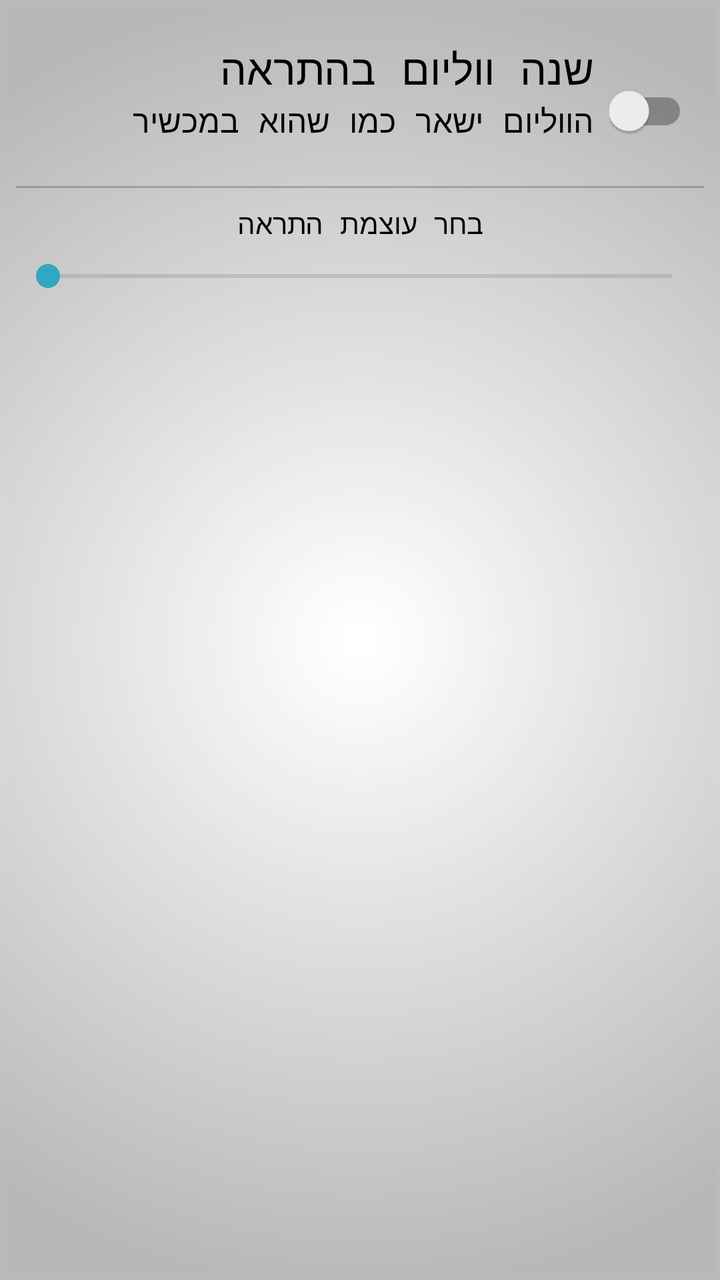
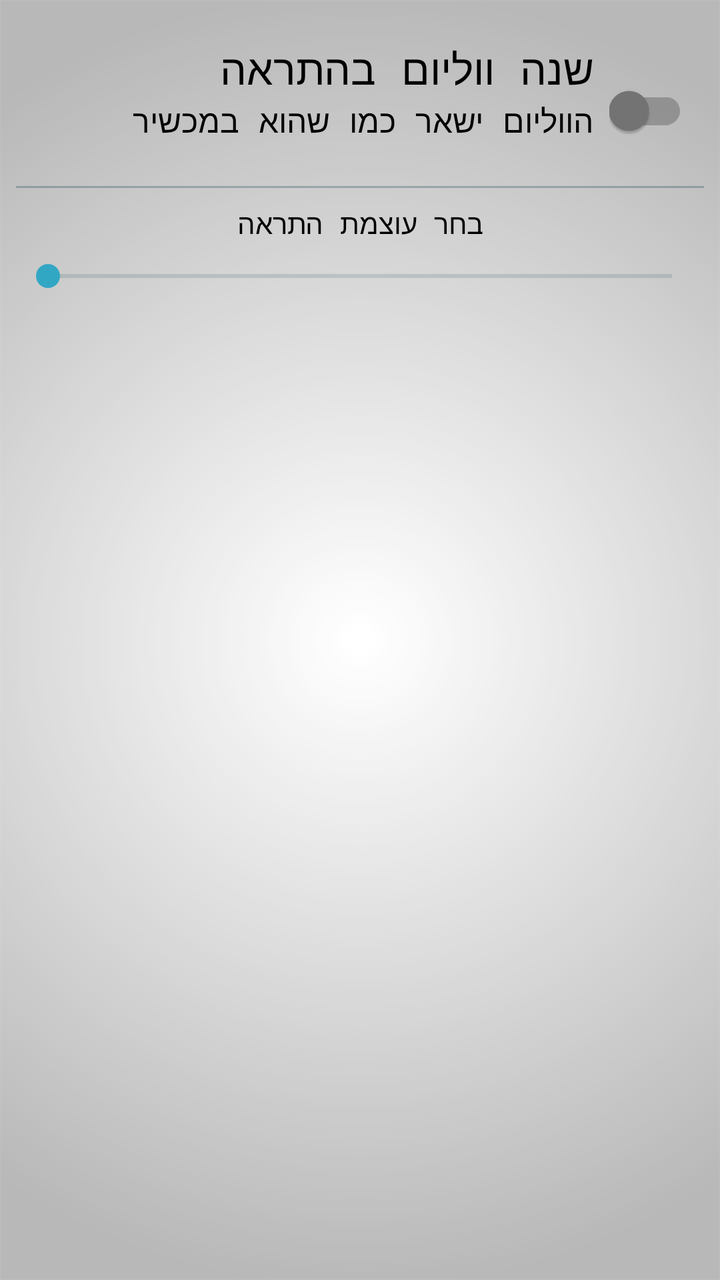

Compare the two renders of this Android layout. The source of the first and the diff that turns it into the second are given below.
<!-- AndroidManifest.xml: application theme AppTheme -->
<!-- res/layout/volume_dialog.xml -->
<?xml version="1.0" encoding="utf-8"?>
<androidx.constraintlayout.widget.ConstraintLayout xmlns:app="http://schemas.android.com/apk/res-auto"
    xmlns:tools="http://schemas.android.com/tools"
    android:layout_width="match_parent"
    android:layout_height="match_parent"
    android:baselineAligned="false"
    android:paddingTop="10dp"
    android:paddingBottom="15dp"
    xmlns:android="http://schemas.android.com/apk/res/android">
    <androidx.constraintlayout.widget.ConstraintLayout
        android:id="@+id/volume_app_pref"
        android:layout_width="match_parent"
        android:layout_height="wrap_content"
        android:layout_marginTop="8dp"
        android:layout_marginStart="8dp"
        android:layout_marginEnd="8dp"
        app:layout_constraintTop_toTopOf="parent"
        app:layout_constraintStart_toStartOf="parent"
        app:layout_constraintEnd_toEndOf="parent">
        <androidx.appcompat.widget.SwitchCompat
            android:id="@+id/volume_app"
            android:layout_width="wrap_content"
            android:layout_height="wrap_content"
            android:layout_marginTop="8dp"
            android:layout_marginEnd="8dp"
            android:layout_marginBottom="8dp"
            android:clickable="false"
            app:layout_constraintBottom_toTopOf="@id/volume_app_divider"
            app:layout_constraintEnd_toEndOf="parent"
            app:layout_constraintTop_toTopOf="parent" />
        <TextView
            android:id="@+id/volume_app_Title"
            android:layout_width="0dp"
            android:layout_height="wrap_content"
            android:layout_marginStart="8dp"
            android:layout_marginTop="2dp"
            android:layout_marginEnd="8dp"
            android:text="@string/pref_title_volume_app"
            android:textSize="21sp"
            app:layout_constraintEnd_toStartOf="@id/volume_app"
            app:layout_constraintStart_toStartOf="parent"
            app:layout_constraintTop_toTopOf="parent" />
        <TextView
            android:id="@+id/volume_app_Desc"
            android:layout_width="0dp"
            android:layout_height="wrap_content"
            android:layout_marginStart="8dp"
            android:layout_marginTop="1dp"
            android:layout_marginEnd="8dp"
            android:minLines="2"
            android:text="@string/pref_description_volume_app_off"
            android:textSize="16sp"
            app:layout_constraintEnd_toStartOf="@+id/volume_app"
            app:layout_constraintStart_toStartOf="parent"
            app:layout_constraintTop_toBottomOf="@+id/volume_app_Title" />
        <View
            android:id="@+id/volume_app_divider"
            android:layout_width="match_parent"
            android:layout_height="1dp"
            android:layout_marginTop="3dp"
            android:background="@color/ColorBlueAlpha"
            app:layout_constraintTop_toBottomOf="@id/volume_app_Desc" />
    </androidx.constraintlayout.widget.ConstraintLayout>
    <TextView
        android:id="@+id/volume_label"
        android:layout_width="wrap_content"
        android:layout_height="wrap_content"
        android:layout_marginStart="8dp"
        android:layout_marginEnd="8dp"
        android:layout_marginTop="8dp"
        app:layout_constraintEnd_toEndOf="parent"
        app:layout_constraintStart_toStartOf="parent"
        app:layout_constraintTop_toBottomOf="@+id/volume_app_pref"
        android:text="@string/pref_title_volume_pick" />
    <SeekBar
        android:id="@+id/VolumeSeekBar"
        style="@style/Widget.AppCompat.SeekBar.Discrete"
        android:layout_width="match_parent"
        android:layout_height="wrap_content"
        android:layout_marginStart="8dp"
        android:layout_marginEnd="8dp"
        android:layout_marginTop="8dp"
        app:layout_constraintEnd_toEndOf="parent"
        app:layout_constraintStart_toStartOf="parent"
        app:layout_constraintTop_toBottomOf="@+id/volume_label" />
</androidx.constraintlayout.widget.ConstraintLayout>
<!-- resources referenced by this layout -->
<resources>
  <color name="ColorBlueAlpha">#4D194853</color>
  <string name="pref_description_volume_app_off">הווליום ישאר כמו שהוא במכשיר</string>
  <string name="pref_title_volume_app">שנה ווליום בהתראה</string>
  <string name="pref_title_volume_pick">בחר עוצמת התראה</string>
  <style name="AppTheme" parent="Theme.AppCompat.Light">
          
          <item name="android:textColor">@color/Black</item>
          <item name="colorPrimary">@color/ColorPrimary</item>
          <item name="colorPrimaryDark">@color/ColorPrimaryDark</item>
          <item name="android:textColorHintInverse">@color/ColorBlue</item>
          <item name="actionBarTheme">@style/ThemeOverlay.AppCompat.Dark.ActionBar</item>
          <item name="buttonStyle">@style/FButton</item>
          <item name="android:buttonStyle">@style/FButton</item>
          <item name="colorAccent">@color/materialGrey300</item>
          
          <item name="android:actionMenuTextColor">@color/Black</item>
          <item name="android:itemBackground">@color/materialGrey300</item>
          <item name="android:textColorSecondary">@color/ColorRedDark</item>
          <item name="android:windowBackground">@drawable/ic_bgg</item>
          <item name="android:typeface">monospace</item>
  
          <item name="android:textColorHint">@color/ColorAqua</item>
          <item name="colorControlNormal">@color/ColorBlue</item>
          <item name="colorControlActivated">@color/ColorAqua</item>
          <item name="colorControlHighlight">@color/ColorAqua</item>
      </style>
  <color name="Black">#000000</color>
  <color name="ColorPrimary">#10133b</color>
  <color name="ColorPrimaryDark">#1a1d4b</color>
  <color name="ColorBlue">#98194853</color>
  <style name="FButton" parent="Theme.AppCompat.Light">
          <item name="colorControlHighlight">@color/ColorBlue</item>
          <item name="android:textColor">@color/ColorAqua</item>
          <item name="android:textSize">20sp</item>
      </style>
  <color name="materialGrey300">#ffe0e0e0</color>
  <color name="ColorRedDark">#6b0000</color>
  <!-- drawable ic_bgg: png bitmap (drawable, 33899 bytes) -->
  <color name="ColorAqua">#32a7c3</color>
</resources>

<!-- the commit's change to res/layout/volume_dialog.xml (unified diff, before → after) -->
@@ -25,6 +25,7 @@
             android:layout_marginEnd="8dp"
             android:layout_marginBottom="8dp"
             android:clickable="false"
+            android:theme="@style/CKS"
             app:layout_constraintBottom_toTopOf="@id/volume_app_divider"
             app:layout_constraintEnd_toEndOf="parent"
             app:layout_constraintTop_toTopOf="parent" />
<!-- resource entries referenced after the edit -->
@@ -4,6 +4,12 @@
   <string name="pref_description_volume_app_off">הווליום ישאר כמו שהוא במכשיר</string>
   <string name="pref_title_volume_app">שנה ווליום בהתראה</string>
   <string name="pref_title_volume_pick">בחר עוצמת התראה</string>
+  <style name="CKS" parent="Theme.AppCompat.Light.NoActionBar">
+          <item name="colorControlActivated">@color/ColorAqua</item>
+          <item name="colorSwitchThumbNormal">@color/materialGrey600</item>
+          
+          <item name="android:colorForeground">@color/materialGrey850</item>
+      </style>
   <style name="AppTheme" parent="Theme.AppCompat.Light">
           
           <item name="android:textColor">@color/Black</item>
@@ -39,5 +45,7 @@
   <color name="ColorRedDark">#6b0000</color>
   <!-- drawable ic_bgg: png bitmap (drawable, 33899 bytes) -->
   <color name="ColorAqua">#32a7c3</color>
+  <color name="materialGrey600">#ff757575</color>
+  <color name="materialGrey850">#ff303030</color>
 </resources>
 
